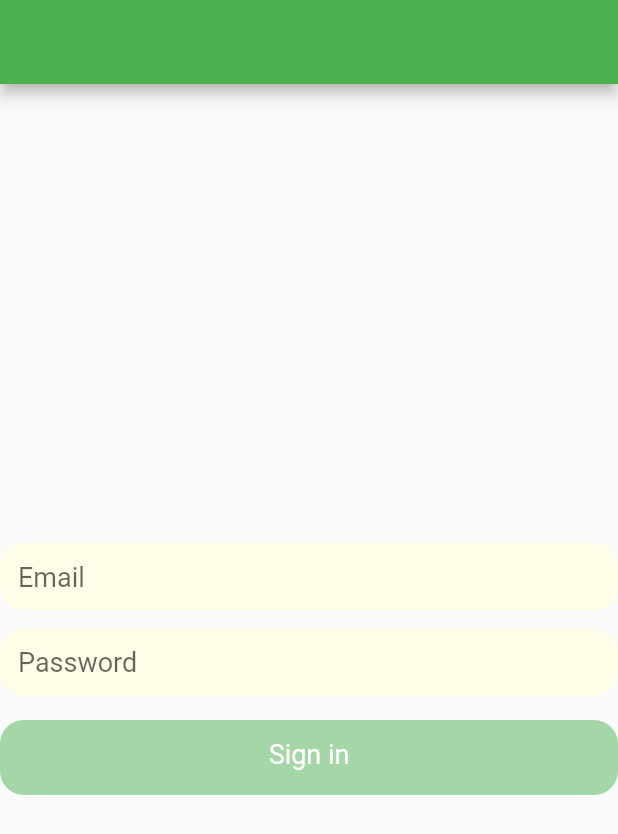
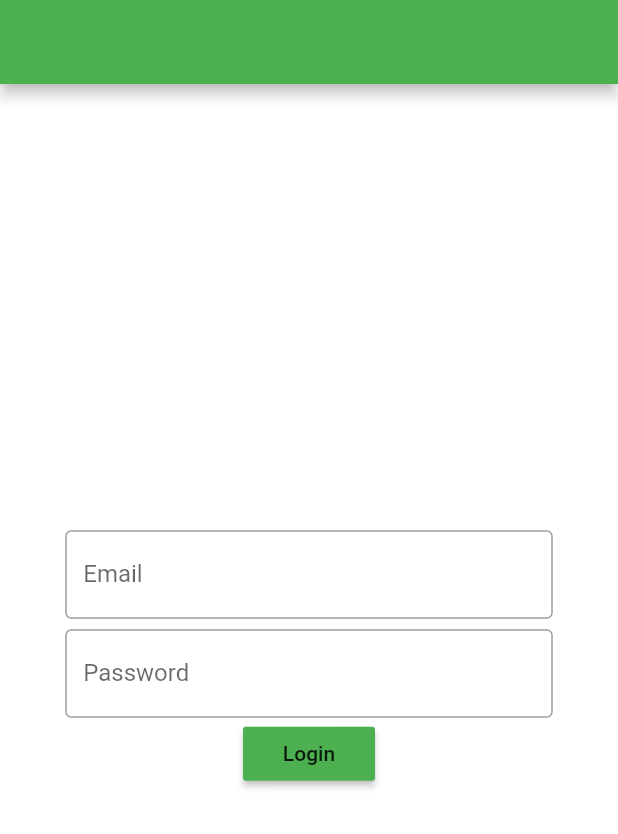
Before and after one commit to pbpeam/BAAC-Reservation, a Flutter app: the screen it shows after launch, on a phone screen of 412 x 824 dp. Shown: the top 834 px of the screen. Run offline on Flutter 3.47's test engine with Material 2 defaults, Android fonts, the phone set to English and light mode, and no system bars.

Commit message:
create Custom button function and home page

```diff
--- a/baac_reservation/lib/main.dart
+++ b/baac_reservation/lib/main.dart
@@ -7,14 +7,13 @@ void main() {
 }
 
 class MyApp extends StatelessWidget {
-  // This widget is the root of your application.
   @override
   Widget build(BuildContext context) {
     return MaterialApp(
-      // title: 'Flutter Demo',
-      // theme: ThemeData(
-      //   visualDensity: VisualDensity.adaptivePlatformDensity,
-      // ),
+      theme: ThemeData(
+        primarySwatch: Colors.green,
+        scaffoldBackgroundColor: Colors.white,
+      ),
       home: Login(),
     );
   }
--- a/baac_reservation/lib/screen/login.dart
+++ b/baac_reservation/lib/screen/login.dart
@@ -1,3 +1,4 @@
+import 'package:baac_reservation/screen/homePage.dart';
 import 'package:flutter/material.dart';
 
 class Login extends StatefulWidget {
@@ -13,9 +14,10 @@ class _LoginState extends State<Login> {
   @override
   Widget build(BuildContext context) {
     return Scaffold(
+      // padding: EdgeInsets.all(24.0),
 
       appBar: AppBar(
-        backgroundColor: Colors.green,
+
       ),
 
       body: Container(
@@ -29,11 +31,52 @@ class _LoginState extends State<Login> {
             mainAxisAlignment: MainAxisAlignment.center,
 
             children: <Widget>[
-              //  Text('This is Login page'),
-              // Text('Login'),
-              buildTextFieldEmail(),
-              buildTextFieldPassword(),
-              buildSignInButton(),
+
+              Container(
+                width: 325,
+                child: TextField(
+                  obscureText: false,
+                  decoration: InputDecoration(
+                    border: OutlineInputBorder(),
+                    labelText: 'Email'
+                  ),
+                ),
+              ),
+
+              Container(
+                height: 7,
+              ),
+
+              Container(
+                width: 325,
+                child: TextField(
+                  obscureText: true,
+                  decoration: InputDecoration(
+                    border: OutlineInputBorder(),
+                    labelText: 'Password'
+                  ),
+                ),
+              ),
+
+              // Container(
+              //   height: 10,
+              // ),
+
+              RaisedButton(
+                child: Text('Login'),
+                color: Colors.green,
+
+                onPressed: () {
+                  Navigator.push(
+                    context,
+                    MaterialPageRoute(builder: (context) => Home()),
+                  );
+                }
+              ),
+
+              // buildTextFieldEmail(),
+              // buildTextFieldPassword(),
+              // buildSignInButton(),
 
             ],
 
@@ -44,25 +87,6 @@ class _LoginState extends State<Login> {
   }
 }
 
-//sign in button
-Container buildSignInButton(){
-  return Container(
-    constraints: BoxConstraints.expand(height: 50),
-    child: Text("Sign in",
-        textAlign: TextAlign.center,
-        style: TextStyle(fontSize: 18, color: Colors.white)
-
-    ),
-
-    decoration: BoxDecoration(
-      borderRadius: BorderRadius.circular(16), color: Colors.green[200]
-    ),
-
-    margin: EdgeInsets.only(top: 16),
-    padding: EdgeInsets.all(12),
-
-  );
-}
 
 //Email field
 Container buildTextFieldEmail(){
@@ -100,3 +124,23 @@ Container buildTextFieldPassword(){
     )
   );
 }
+
+//sign in button
+Container buildSignInButton(){
+  return Container(
+    constraints: BoxConstraints.expand(height: 50),
+    child: Text("Sign in",
+        textAlign: TextAlign.center,
+        style: TextStyle(fontSize: 18, color: Colors.white)
+
+    ),
+
+    decoration: BoxDecoration(
+      borderRadius: BorderRadius.circular(16), color: Colors.green[200]
+    ),
+
+    margin: EdgeInsets.only(top: 16),
+    padding: EdgeInsets.all(12),
+
+  );
+}
```
Also changed, not shown: baac_reservation/lib/screen/homePage.dart (added, +73 -0 lines), baac_reservation/lib/widgets/button.dart (added, +57 -0 lines).
